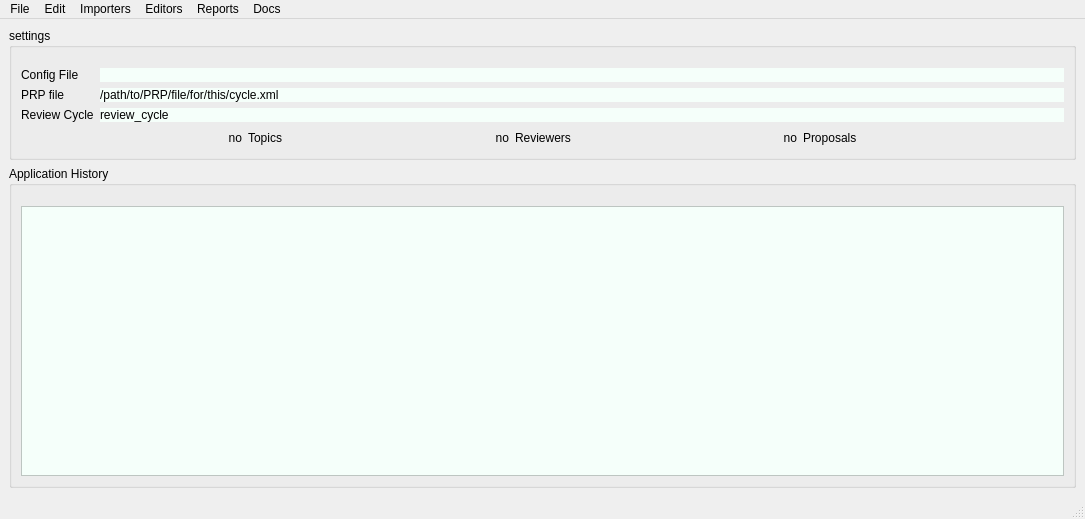
First picture: the form in src/Assign_GUP/resources/main_window.ui, repository prjemian/assign_gup, before the edit.
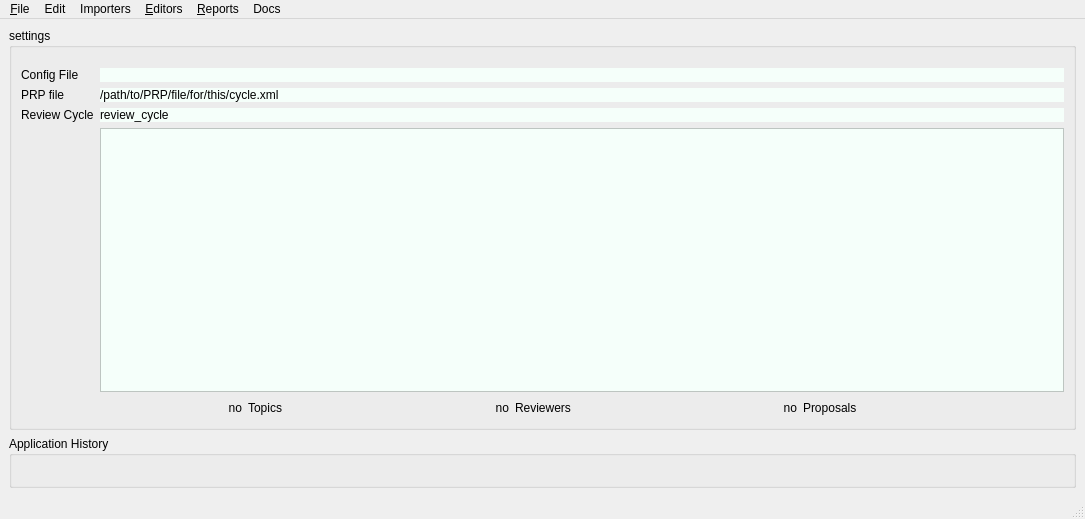
Second picture: the form after the edit.

Diff of the .ui file:
```diff
--- a/src/Assign_GUP/resources/main_window.ui
+++ b/src/Assign_GUP/resources/main_window.ui
@@ -80,6 +80,25 @@
            </property>
           </widget>
          </item>
+         <item row="4" column="1">
+          <widget class="QPlainTextEdit" name="history">
+           <property name="minimumSize">
+            <size>
+             <width>0</width>
+             <height>100</height>
+            </size>
+           </property>
+           <property name="styleSheet">
+            <string notr="true">background: #F5FFFA</string>
+           </property>
+           <property name="lineWrapMode">
+            <enum>QPlainTextEdit::NoWrap</enum>
+           </property>
+           <property name="readOnly">
+            <bool>true</bool>
+           </property>
+          </widget>
+         </item>
         </layout>
        </item>
        <item row="1" column="0">
@@ -203,25 +222,6 @@
          <property name="topMargin">
           <number>20</number>
          </property>
-         <item>
-          <widget class="QPlainTextEdit" name="history">
-           <property name="minimumSize">
-            <size>
-             <width>0</width>
-             <height>100</height>
-            </size>
-           </property>
-           <property name="styleSheet">
-            <string notr="true">background: #F5FFFA</string>
-           </property>
-           <property name="lineWrapMode">
-            <enum>QPlainTextEdit::NoWrap</enum>
-           </property>
-           <property name="readOnly">
-            <bool>true</bool>
-           </property>
-          </widget>
-         </item>
         </layout>
        </widget>
       </item>
@@ -235,12 +235,12 @@
      <x>0</x>
      <y>0</y>
      <width>1085</width>
-     <height>38</height>
+     <height>21</height>
     </rect>
    </property>
    <widget class="QMenu" name="menuFile">
     <property name="title">
-     <string>File</string>
+     <string>&amp;File</string>
     </property>
     <addaction name="actionNew_PRP_Project"/>
     <addaction name="separator"/>
@@ -272,7 +272,7 @@
    </widget>
    <widget class="QMenu" name="menuReports">
     <property name="title">
-     <string>Reports</string>
+     <string>&amp;Reports</string>
     </property>
     <addaction name="actionSummary"/>
     <addaction name="separator"/>
@@ -291,7 +291,7 @@
    </widget>
    <widget class="QMenu" name="menuEditors">
     <property name="title">
-     <string>Editors</string>
+     <string>&amp;Editors</string>
     </property>
     <addaction name="actionEdit_Topics"/>
     <addaction name="actionEdit_Reviewers"/>
```
Left out of the diff: 3 changed lines with no effect on the pictures.
